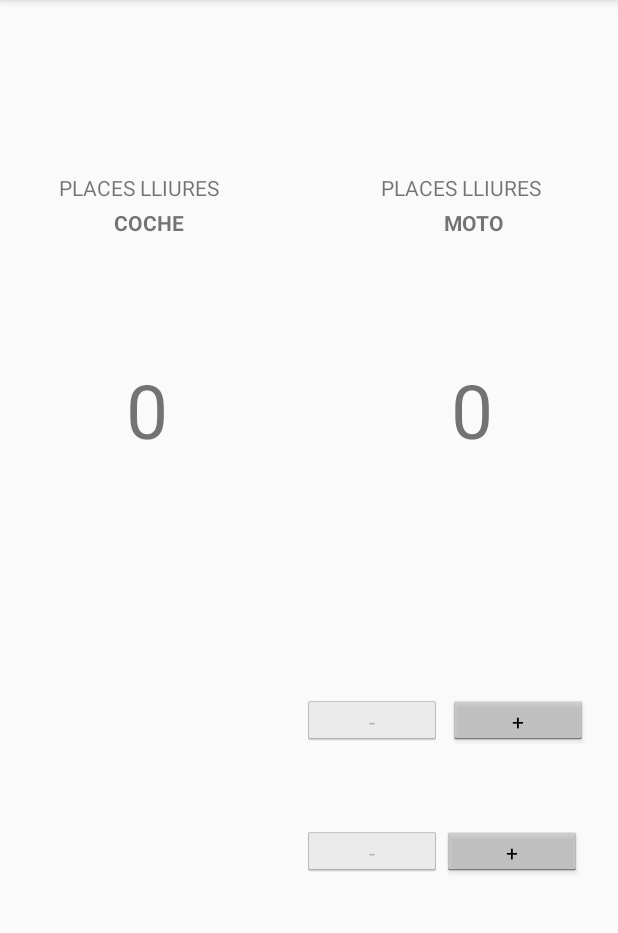
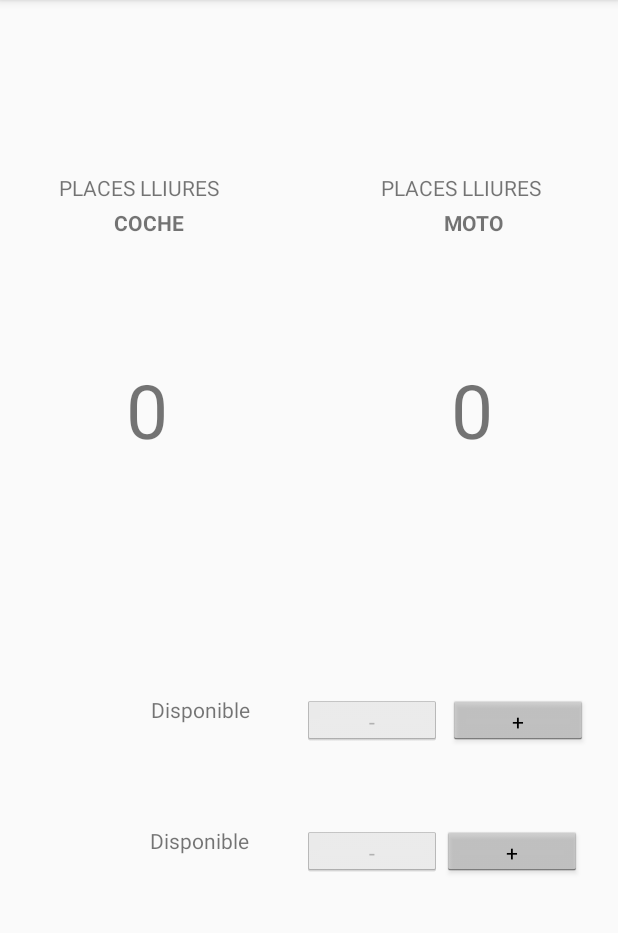
Before and after one commit to ivanmix98/PARKING-ANDROID, an Android app: the ParkingActivity screen opened directly, with no data from a screen before it, on a phone screen of 412 x 824 dp, the part 84-1017 px from its top. Run offline under Robolectric (Android 15) with nearby library versions, the phone set to English and light mode, and no system bars; 2 statements that could not run were skipped.

Commit message:
indicació complet/disponible

```diff
--- a/app/src/main/java/edu/fje/dam/MainActivity.java
+++ b/app/src/main/java/edu/fje/dam/MainActivity.java
@@ -26,7 +26,6 @@ public class MainActivity extends AppCompatActivity {
 
     //metodo boton
 
-
     public static final String NOM_PARKING = "nom del parking:";
     public static final String QUANTITAT_COCHES = "Quantitat coches:";
     public static final String QUANTITAT__MOTOS = "Quantitat motos:";
--- a/app/src/main/java/edu/fje/dam/ParkingActivity.java
+++ b/app/src/main/java/edu/fje/dam/ParkingActivity.java
@@ -15,7 +15,7 @@ public class ParkingActivity extends AppCompatActivity {
     private Marcador marcadorCoche = new Marcador();
     private Marcador marcadorMoto = new Marcador();
     private String nom, quantitatCoches, quantitatMotos;
-    private TextView textNom, textCoche, textMoto;
+    private TextView textNom, textCoche, textMoto, disponibilidadCoche, disponibilidadMoto;
     private Button restCoche, restMoto, sumCoche, sumMoto;
     private int numeroCoche, numeroMoto;
 
@@ -31,7 +31,8 @@ public class ParkingActivity extends AppCompatActivity {
         restMoto = findViewById(R.id.restMoto);
         sumCoche = findViewById(R.id.sumCoche);
         sumMoto = findViewById(R.id.sumMoto);
-
+        disponibilidadCoche = findViewById(R.id.disponibilidadCoche);
+        disponibilidadMoto = findViewById(R.id.disponibilidadMoto);
         //coger los mensajes del intent y ponerlos
         Intent intent = getIntent();
         nom = intent.getStringExtra(MainActivity.NOM_PARKING);
@@ -67,10 +68,12 @@ public class ParkingActivity extends AppCompatActivity {
         }
         if (marcadorCoche.getNumeroPlazasLibres() <= 0) {
             //circleCoche.setFill(Paint.valueOf("Red"));
+            disponibilidadCoche.setText("COMPLET");
             sumCoche.setEnabled(false);
 
         } else {
             //circleCoche.setFill(Paint.valueOf("#2bff00"));
+            disponibilidadCoche.setText("Disponible");
         }
     }
 
@@ -85,9 +88,11 @@ public class ParkingActivity extends AppCompatActivity {
         }
         if (marcadorCoche.getNumeroPlazasLibres() >= 0) {
             //circleCoche.setFill(Paint.valueOf("#2bff00"));
+            disponibilidadCoche.setText("Disponible");
             sumCoche.setEnabled(true);
         } else {
             //circleCoche.setFill(Paint.valueOf("#Red"));
+            disponibilidadCoche.setText("COMPLET");
         }
 
     }
@@ -100,10 +105,12 @@ public class ParkingActivity extends AppCompatActivity {
         }
         if (marcadorMoto.getNumeroPlazasLibres() <= 0) {
             //circleCoche.setFill(Paint.valueOf("Red"));
+            disponibilidadMoto.setText("COMPLET");
             sumMoto.setEnabled(false);
 
         } else {
             //circleCoche.setFill(Paint.valueOf("#2bff00"));
+            disponibilidadMoto.setText("Disponible");
         }
     }
 
@@ -118,9 +125,11 @@ public class ParkingActivity extends AppCompatActivity {
         }
         if (marcadorMoto.getNumeroPlazasLibres() >= 0) {
             //circleCoche.setFill(Paint.valueOf("#2bff00"));
+            disponibilidadMoto.setText("Disponible");
             sumMoto.setEnabled(true);
         } else {
             //circleCoche.setFill(Paint.valueOf("#Red"));
+            disponibilidadMoto.setText("COMPLET");
         }
 
     }
--- a/app/src/main/res/layout/activity_parking.xml
+++ b/app/src/main/res/layout/activity_parking.xml
@@ -5,6 +5,16 @@
     android:layout_width="match_parent"
     android:layout_height="match_parent"
     tools:context=".ParkingActivity">
+
+    <TextView
+        android:id="@+id/disponibilidadMoto"
+        android:layout_width="93dp"
+        android:layout_height="33dp"
+        android:layout_marginEnd="8dp"
+        android:layout_marginBottom="184dp"
+        android:text="Disponible"
+        app:layout_constraintBottom_toBottomOf="parent"
+        app:layout_constraintEnd_toStartOf="@+id/restMoto" />
 
     <Button
         android:id="@+id/sumMoto"
@@ -149,4 +159,15 @@
         app:layout_constraintTop_toTopOf="parent"
         app:layout_constraintVertical_bias="0.495" />
 
+    <TextView
+        android:id="@+id/disponibilidadCoche"
+        android:layout_width="93dp"
+        android:layout_height="33dp"
+        android:layout_marginEnd="7dp"
+        android:layout_marginBottom="54dp"
+        android:text="Disponible"
+        app:layout_constraintBottom_toTopOf="@+id/disponibilidadMoto"
+        app:layout_constraintEnd_toStartOf="@+id/restCoche"
+        tools:ignore="MissingConstraints" />
+
 </androidx.constraintlayout.widget.ConstraintLayout>
```
